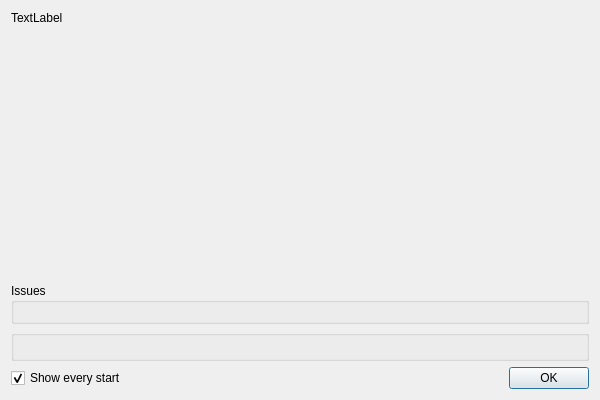
Above: mantidimaging/gui/ui/welcome_screen_dialog.ui from mantidproject/mantidimaging before the change. Below: the same form after it.
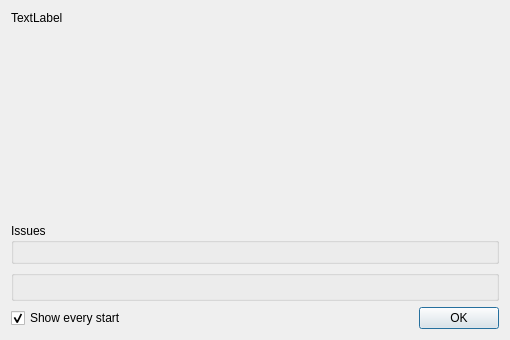
That is the form after the change. Icons and pictures are not drawn.

Commit message:
Move welcome screen bg image to gui/ui/images so that it gets packaged
Set stylesheet in code with full path to image

Patch:
```diff
--- a/mantidimaging/gui/ui/welcome_screen_dialog.ui
+++ b/mantidimaging/gui/ui/welcome_screen_dialog.ui
@@ -6,20 +6,13 @@
    <rect>
     <x>0</x>
     <y>0</y>
-    <width>600</width>
-    <height>400</height>
+    <width>510</width>
+    <height>340</height>
    </rect>
   </property>
   <property name="windowTitle">
    <string>About Mantid Imaging</string>
   </property>
-  <property name="styleSheet">
-   <string notr="true">#WelcomeScreenDialog {
-border-image:url(images/welcome_screen_background.png);
-min-width:30em; min-height:20em;
-max-width:30em; max-height:20em;
-}</string>
-  </property>
   <layout class="QVBoxLayout" name="verticalLayout">
    <item>
     <widget class="QLabel" name="version_label">
```
The commit also changes 2 other files.
